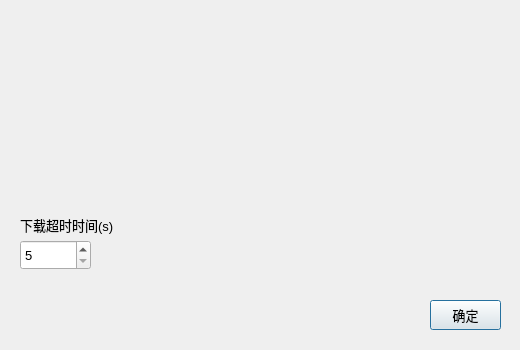
ShenWei-HopeNoBug/mock-api-server, file qt_ui/download_config_win/win_ui.ui: the form before one commit.
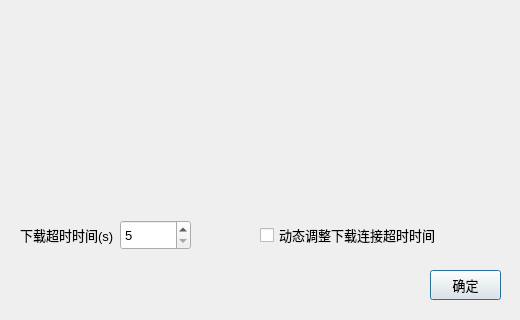
The form after the commit.

Commit message: 下载动态调整超时时间支持配置

Patch:
```diff
--- a/qt_ui/download_config_win/win_ui.ui
+++ b/qt_ui/download_config_win/win_ui.ui
@@ -7,7 +7,7 @@
     <x>0</x>
     <y>0</y>
     <width>520</width>
-    <height>350</height>
+    <height>320</height>
    </rect>
   </property>
   <property name="windowTitle">
@@ -35,7 +35,7 @@
    <property name="geometry">
     <rect>
      <x>430</x>
-     <y>300</y>
+     <y>270</y>
      <width>71</width>
      <height>30</height>
     </rect>
@@ -56,7 +56,7 @@
    <property name="geometry">
     <rect>
      <x>20</x>
-     <y>210</y>
+     <y>220</y>
      <width>101</width>
      <height>30</height>
     </rect>
@@ -79,8 +79,8 @@
   <widget class="QSpinBox" name="timeoutSpinBox">
    <property name="geometry">
     <rect>
-     <x>20</x>
-     <y>240</y>
+     <x>120</x>
+     <y>220</y>
      <width>71</width>
      <height>30</height>
     </rect>
@@ -103,6 +103,33 @@
     <number>300</number>
    </property>
   </widget>
+  <widget class="QCheckBox" name="autoAdjustTimeoutCheckBox">
+   <property name="geometry">
+    <rect>
+     <x>260</x>
+     <y>220</y>
+     <width>211</width>
+     <height>30</height>
+    </rect>
+   </property>
+   <property name="minimumSize">
+    <size>
+     <width>0</width>
+     <height>30</height>
+    </size>
+   </property>
+   <property name="font">
+    <font>
+     <pointsize>10</pointsize>
+    </font>
+   </property>
+   <property name="cursor">
+    <cursorShape>PointingHandCursor</cursorShape>
+   </property>
+   <property name="text">
+    <string>动态调整下载连接超时时间</string>
+   </property>
+  </widget>
  </widget>
  <resources/>
  <connections/>
```
The commit also changes 5 other files.
